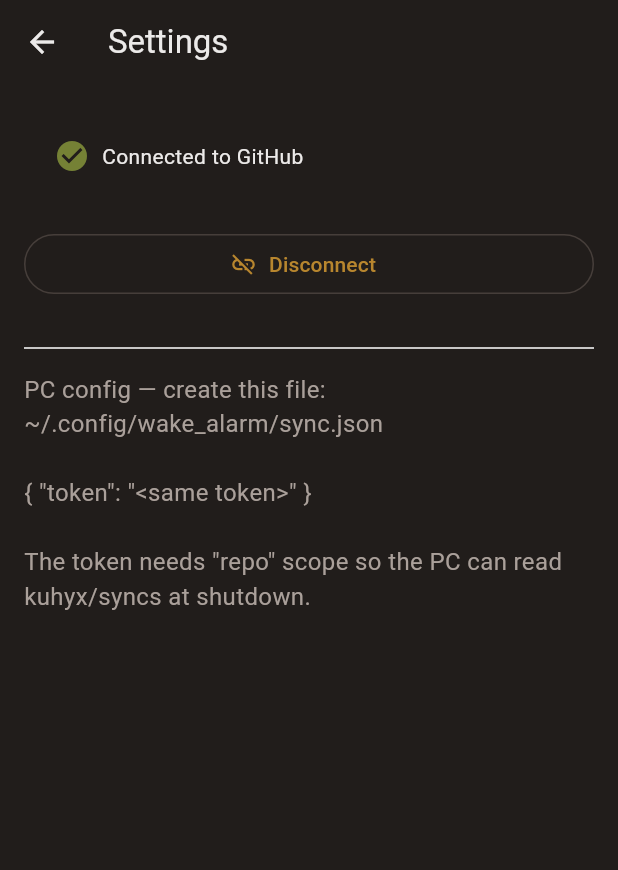
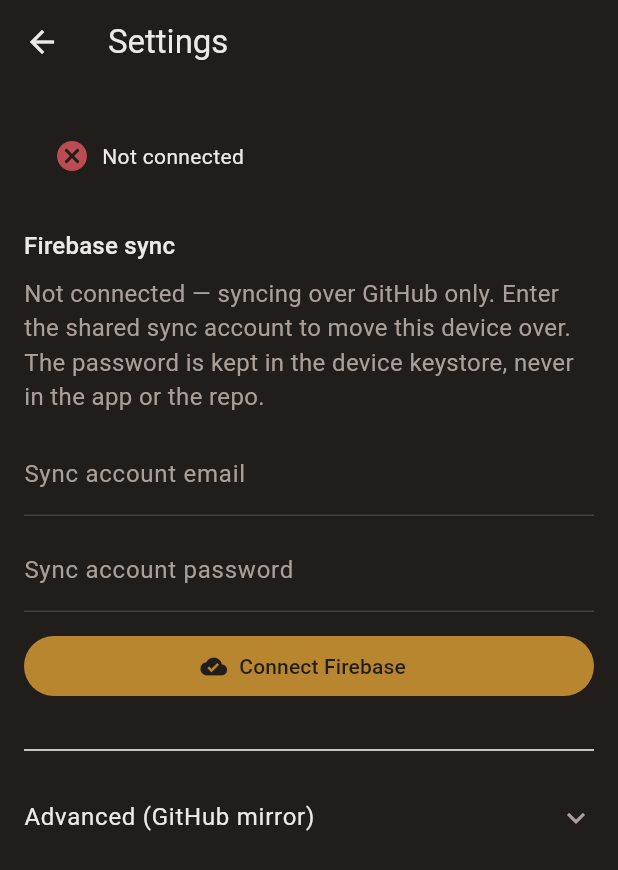
Before and after one commit to kuhyx/wake-alarm, a Flutter app: the screen it shows after launch, after a tap on the "settings" icon, on a phone screen of 412 x 824 dp. Shown: the top 870 px of the screen. Run offline on Flutter 3.47's test engine with Material 3 defaults, Android fonts, the phone set to English and light mode, and no system bars; our stand-ins replace flutter_secure_storage, shared_preferences; missing offline and left inert: android_intent_plus, crdt_sync.

Commit message:
Sync the phone's alarm through Firebase, mirroring to GitHub
Completes the cutover started on the PC side: phone_app was still pinned to
crdt_sync_dart-v0.2.0, so the Flutter half was writing only to GitHub even
though _sync.py had already moved.

pushWith() now takes a RemoteStore instead of a GitHubClient, so one call
serves Firebase, GitHub, or the MirrorStore that writes both; syncBackend()
picks which, and returns the bare GitHub client when this device has not been
set up for Firebase -- the normal cutover state, and also the rollback. The
remote path is byte-identical on both backends, so only the transport differs
and the PC's parse is untouched.

Settings gained the Firebase section that actually calls saveAccount(). Its
absence was the bug found in diet-guard: without it openFirebase() always
returned null, so the app was a Firebase no-op on real hardware no matter
what the tests said. Signing in happens immediately on Connect, so a wrong
password surfaces on-screen rather than as a silent failure at push time.

The three UI problems kuhy hit in diet-guard are avoided here rather than
repeated: GitHub is demoted into "Advanced (GitHub mirror)" instead of
sitting beside Firebase as a peer choice, the connected account renders as
read-only text with a Disconnect button rather than an empty-looking form,
and the status card reports the Firebase state it is actually reading.

Co-Authored-By: Claude Opus 5 (1M context) <noreply@anthropic.com>
Claude-Session: https://claude.ai/code/session_017FH32BgGQbQLDstBhR26Xa

```diff
--- a/phone_app/lib/screens/settings_screen.dart
+++ b/phone_app/lib/screens/settings_screen.dart
@@ -1,17 +1,21 @@
 import 'dart:async';
 
+import 'package:crdt_sync/crdt_sync.dart';
 import 'package:flutter/material.dart';
 import 'package:flutter/services.dart';
 import 'package:url_launcher/url_launcher.dart';
 
+import 'package:wake_alarm_sync/services/firebase_backend.dart';
 import 'package:wake_alarm_sync/services/github_device_auth.dart';
 import 'package:wake_alarm_sync/services/sync_settings.dart';
 import 'package:wake_alarm_sync/ui/theme.dart';
 
-/// Settings screen for the GitHub connection used to sync the alarm.
+/// Settings screen for the backends the alarm syncs through.
 ///
-/// The "Connect GitHub" button runs the OAuth device flow — the user
-/// enters a short code on github.com; no token pasting required.
+/// Firebase is the primary path: sign in once with the shared sync account,
+/// whose password is kept in the OS keystore. GitHub is only the cutover
+/// mirror, so its device-flow connection sits under "Advanced" rather than
+/// competing with Firebase as a visible choice.
 class SettingsScreen extends StatefulWidget {
   /// Creates a [SettingsScreen].
   const SettingsScreen({super.key});
@@ -22,6 +26,9 @@ class SettingsScreen extends StatefulWidget {
 
 class _SettingsScreenState extends State<SettingsScreen> {
   SyncSettings _settings = const SyncSettings(token: '');
+  final _emailController = TextEditingController();
+  final _passwordController = TextEditingController();
+  bool _firebaseConnected = false;
   bool _busy = false;
   String _status = '';
 
@@ -31,9 +38,68 @@ class _SettingsScreenState extends State<SettingsScreen> {
     unawaited(_load());
   }
 
+  @override
+  void dispose() {
+    _emailController.dispose();
+    _passwordController.dispose();
+    super.dispose();
+  }
+
   Future<void> _load() async {
     final s = await SyncSettings.load();
-    if (mounted) setState(() => _settings = s);
+    // Reflect a previously-stored account, so a returning user sees the real
+    // state instead of an empty form that looks unconfigured.
+    final account = await loadAccount();
+    if (!mounted) return;
+    if (account != null) _emailController.text = account.email;
+    setState(() {
+      _settings = s;
+      _firebaseConnected = account != null;
+    });
+  }
+
+  /// Stores the typed account and signs in immediately, so a typo surfaces
+  /// here rather than as a silent background failure at push time.
+  Future<void> _connectFirebase() async {
+    final email = _emailController.text.trim();
+    final password = _passwordController.text;
+    if (email.isEmpty || password.isEmpty) {
+      setState(() => _status = 'Enter the sync account email and password.');
+      return;
+    }
+    setState(() {
+      _busy = true;
+      _status = 'Signing in…';
+    });
+    await saveAccount(FirebaseAccount(email: email, password: password));
+    final client = await openFirebase();
+    if (!mounted) return;
+    if (client == null) {
+      await clearAccount();
+      setState(() {
+        _busy = false;
+        _firebaseConnected = false;
+        _status = 'Error: Firebase rejected that account.';
+      });
+      return;
+    }
+    _passwordController.clear();
+    setState(() {
+      _busy = false;
+      _firebaseConnected = true;
+      _status = 'Connected to Firebase.';
+    });
+  }
+
+  Future<void> _disconnectFirebase() async {
+    await clearAccount();
+    if (!mounted) return;
+    _emailController.clear();
+    _passwordController.clear();
+    setState(() {
+      _firebaseConnected = false;
+      _status = 'Firebase disconnected.';
+    });
   }
 
   Future<void> _connectGitHub() async {
@@ -96,30 +162,74 @@ class _SettingsScreenState extends State<SettingsScreen> {
           child: Column(
             crossAxisAlignment: CrossAxisAlignment.stretch,
             children: [
-              _StatusCard(connected: isConnected),
+              _StatusCard(connected: _firebaseConnected),
               const SizedBox(height: 16),
-              if (!isConnected)
-                ElevatedButton.icon(
-                  onPressed: _busy ? null : _connectGitHub,
+              Text(
+                'Firebase sync',
+                style: Theme.of(context).textTheme.titleMedium,
+              ),
+              const SizedBox(height: 8),
+              Text(
+                _firebaseConnected
+                    ? 'Connected. The alarm goes to Firebase first, and still '
+                          'mirrors to GitHub until every device has moved.'
+                    : 'Not connected — syncing over GitHub only. Enter the '
+                          'shared sync account to move this device over. The '
+                          'password is kept in the device keystore, never in '
+                          'the app or the repo.',
+                style: TextStyle(
+                  fontSize: 16,
+                  color: Theme.of(context).colorScheme.onSurfaceVariant,
+                ),
+              ),
+              const SizedBox(height: 12),
+              // Once connected the account is shown as read-only text: an
+              // editable email box beside an empty password box reads as
+              // "you still have to enter this", making a connected device
+              // look unconfigured.
+              if (_firebaseConnected)
+                Row(
+                  children: [
+                    const Icon(Icons.cloud_done, size: 20),
+                    const SizedBox(width: 8),
+                    Expanded(child: Text(_emailController.text)),
+                    TextButton(
+                      onPressed: _busy ? null : _disconnectFirebase,
+                      child: const Text('Disconnect'),
+                    ),
+                  ],
+                )
+              else ...[
+                TextField(
+                  controller: _emailController,
+                  keyboardType: TextInputType.emailAddress,
+                  autocorrect: false,
+                  decoration: const InputDecoration(
+                    labelText: 'Sync account email',
+                  ),
+                ),
+                const SizedBox(height: 8),
+                TextField(
+                  controller: _passwordController,
+                  obscureText: true,
+                  autocorrect: false,
+                  decoration: const InputDecoration(
+                    labelText: 'Sync account password',
+                  ),
+                ),
+                const SizedBox(height: 12),
+                FilledButton.icon(
+                  onPressed: _busy ? null : _connectFirebase,
                   icon: _busy
                       ? const SizedBox(
                           width: 18,
                           height: 18,
                           child: CircularProgressIndicator(strokeWidth: 2),
                         )
-                      : const Icon(Icons.link),
-                  label: const Text('Connect GitHub'),
-                  style: ElevatedButton.styleFrom(
-                    padding: const EdgeInsets.symmetric(vertical: 16),
-                    textStyle: const TextStyle(fontSize: 16),
+                      : const Icon(Icons.cloud_done),
+                  label: const Text('Connect Firebase'),
                 ),
-                )
-              else
-                OutlinedButton.icon(
-                  onPressed: _busy ? null : _disconnect,
-                  icon: const Icon(Icons.link_off),
-                  label: const Text('Disconnect'),
-                ),
+              ],
               const SizedBox(height: 16),
               if (_status.isNotEmpty)
                 Text(
@@ -133,19 +243,55 @@ class _SettingsScreenState extends State<SettingsScreen> {
                   ),
                 ),
               const Divider(height: 32),
+              // GitHub is the cutover mirror, not a choice: everything about
+              // it lives here so the primary path stays a single decision.
+              ExpansionTile(
+                title: const Text('Advanced (GitHub mirror)'),
+                tilePadding: EdgeInsets.zero,
+                childrenPadding: const EdgeInsets.only(bottom: 8),
+                children: [
+                  Align(
+                    alignment: Alignment.centerLeft,
+                    child: Text(
+                      isConnected
+                          ? 'Connected to GitHub.'
+                          : 'Not connected to GitHub.',
+                      style: TextStyle(
+                        fontSize: 16,
+                        color: Theme.of(context).colorScheme.onSurfaceVariant,
+                      ),
+                    ),
+                  ),
+                  const SizedBox(height: 12),
+                  if (!isConnected)
+                    ElevatedButton.icon(
+                      onPressed: _busy ? null : _connectGitHub,
+                      icon: const Icon(Icons.link),
+                      label: const Text('Connect GitHub'),
+                    )
+                  else
+                    OutlinedButton.icon(
+                      onPressed: _busy ? null : _disconnect,
+                      icon: const Icon(Icons.link_off),
+                      label: const Text('Disconnect GitHub'),
+                    ),
+                  const SizedBox(height: 16),
                   Text(
-                'PC config — create this file:\n'
+                    'PC config — the PC reads Firebase first and falls back '
+                    'to GitHub. For the GitHub fallback, create:\n'
                     '~/.config/wake_alarm/sync.json\n\n'
                     '{ "token": "<same token>" }\n\n'
                     'The token needs "repo" scope so the PC can read '
-                'kuhyx/syncs at shutdown.',
-                // Was 12px/Colors.grey — below the 16px reading floor (rule
-                // 20) and off-palette (rule 4); this is real setup
+                    'kuhyx/syncs.',
+                    // Was 12px/Colors.grey — below the 16px reading floor
+                    // (rule 20) and off-palette (rule 4); this is real setup
                     // instructions, not decorative chrome.
                     style: TextStyle(
                       fontSize: 16,
                       color: Theme.of(context).colorScheme.onSurfaceVariant,
                     ),
+                  ),
+                ],
               ),
             ],
           ),
@@ -178,7 +324,9 @@ class _StatusCard extends StatelessWidget {
             ),
             const SizedBox(width: 8),
             Expanded(
-              child: Text(connected ? 'Connected to GitHub' : 'Not connected'),
+              child: Text(
+                connected ? 'Connected to Firebase' : 'Not connected',
+              ),
             ),
           ],
         ),
--- a/phone_app/lib/services/alarm_sync_service.dart
+++ b/phone_app/lib/services/alarm_sync_service.dart
@@ -5,6 +5,7 @@ import 'package:crdt_sync/crdt_sync_io.dart';
 import 'package:http/http.dart' as http;
 import 'package:path/path.dart' as p;
 import 'package:path_provider/path_provider.dart';
+import 'package:wake_alarm_sync/services/firebase_backend.dart';
 
 /// The alarm time this device holds, as read from or written to the store.
 typedef Alarm = ({int hour, int minute});
@@ -14,12 +15,15 @@ typedef Alarm = ({int hour, int minute});
 ///
 /// The phone is the **sole writer**: it stores the chosen alarm locally in a
 /// [LogStore] (one HLC-stamped [Record], id [_recordId]) and pushes that log
-/// to `wake-alarm-sync/devices/phone/alarm.json` in the private `kuhyx/syncs`
-/// repo — the same "GitHub as dumb file storage under `devices/<id>/`" layout
-/// diet_guard's app and the workout app already use. The PC side
-/// (`shutdown-wrapper.sh`) is read-only: it fetches that file at shutdown to
-/// set `rtcwake`. There is no pull/merge: the phone is the only writer, so its
-/// local store is always the source of truth.
+/// to `wake-alarm-sync/devices/phone/alarm.json` — Firebase first, mirrored
+/// to the private `kuhyx/syncs` repo during the cutover (see [syncBackend]).
+/// The path is deliberately identical on both backends, so only the transport
+/// differs.
+///
+/// The PC side is read-only (`wake_alarm/_sync.py`, which tries Firebase then
+/// GitHub, caching the result for `shutdown-wrapper.sh`). There is no
+/// pull/merge here: the phone is the only writer, so its local store is
+/// always the source of truth.
 class AlarmSyncService {
   /// Wraps an already-loaded log store.
   AlarmSyncService(this._store);
@@ -81,20 +85,29 @@ class AlarmSyncService {
     );
   }
 
-  /// Pushes the local alarm log to `kuhyx/syncs` using [client].
-  Future<void> pushWith(GitHubClient client) => client.putFileText(
+  /// Pushes the local alarm log using [client].
+  ///
+  /// Takes a [RemoteStore] rather than a `GitHubClient` so the same call
+  /// serves Firebase, GitHub, or the [MirrorStore] that writes both — the
+  /// backend is chosen once, in [syncBackend].
+  Future<void> pushWith(RemoteStore client) => client.putFileText(
     _remotePath,
     logToJson(_store.snapshot()),
     message: 'wake_alarm_sync: update alarm',
   );
 
-  /// Pushes using a [token]-authenticated client for the fixed repo.
-  Future<void> push(String token, {http.Client? httpClient}) => pushWith(
-    GitHubClient(
+  /// Pushes to Firebase when this device is set up for it, mirroring to
+  /// GitHub during the cutover; to GitHub alone when it is not.
+  ///
+  /// [token] still authenticates the GitHub half, so an un-migrated phone
+  /// behaves exactly as before.
+  Future<void> push(String token, {http.Client? httpClient}) async {
+    final github = GitHubClient(
       owner: owner,
       repo: repo,
       token: token,
       httpClient: httpClient,
-    ),
-  );
+    );
+    await pushWith(await syncBackend(github));
+  }
 }
--- /dev/null
+++ b/phone_app/lib/services/firebase_backend.dart
@@ -0,0 +1,105 @@
+/// Wiring for the Firebase backend, during and after the GitHub cutover.
+///
+/// Split by what is safe to publish, because this repo is public:
+///
+/// * [kProject] holds the Web API key and database URL. Both are public
+///   identifiers that already ship inside the APK; the security rules, not
+///   their secrecy, are what protect the data.
+/// * The account email and password are entered once per device and kept in
+///   the OS keystore, next to the GitHub token this app already stores there.
+///
+/// Nothing here reads `~/.config/crdt-sync/` — that is the desktop/Python
+/// half (`wake_alarm/_sync.py`). On Android there is no such file.
+library;
+
+import 'package:crdt_sync/crdt_sync.dart';
+import 'package:flutter_secure_storage/flutter_secure_storage.dart';
+
+/// The shared `kuhy-syncs` project.
+///
+/// `databaseUrl` is the **regional** host. The plain `*.firebaseio.com` form
+/// answers 404 with a `correctUrl` body rather than an obvious error, which
+/// reads like an auth failure and wastes a debugging session.
+const kProject = FirebaseProject(
+  apiKey: 'AIzaSyCF_sA3xCMehAYXK8eND-rAygb9NXXW_8E',
+  databaseUrl:
+      'https://kuhy-syncs-default-rtdb.europe-west1.firebasedatabase.app',
+);
+
+/// Same options the GitHub token uses: off Android's deprecated
+/// `encryptedSharedPreferences` path, and libsecret on Linux.
+const _secure = FlutterSecureStorage();
+
+// Everything below reaches the OS keystore through a platform channel, which
+// `flutter test` has no binding for. The logic these wrap (parsing, the
+// public/private split, sign-in) lives in `crdt_sync` and is covered there at
+// 100%; what is left here is the two-line adapter.
+// coverage:ignore-start
+
+/// The keystore-backed home for the Firebase refresh token.
+SecureCredentialStore credentialStore() => SecureCredentialStore(
+  read: (key) => _secure.read(key: key),
+  write: (key, value) => _secure.write(key: key, value: value),
+  delete: (key) => _secure.delete(key: key),
+);
+
+/// Reads the per-device account, or null when sync has not been set up.
+Future<FirebaseAccount?> loadAccount() async {
+  try {
+    return FirebaseAccount.tryParse(
+      await _secure.read(key: kFirebaseAccountKey),
+    );
+  } on Object {
+    // No secret service available: behave as "not configured" rather than
+    // crashing the settings screen.
+    return null;
+  }
+}
+
+/// Stores the per-device account. Keystore only — never prefs, never source.
+Future<void> saveAccount(FirebaseAccount account) =>
+    _secure.write(key: kFirebaseAccountKey, value: account.toJsonString());
+
+/// Forgets the account and any cached session.
+Future<void> clearAccount() async {
+  await _secure.delete(key: kFirebaseAccountKey);
+  await credentialStore().clear();
+}
+
+/// Returns a signed-in Firebase client, or null when not configured.
+///
+/// Signs in with the stored password only when there is no cached refresh
+/// token, so the usual path costs no authentication round trip.
+Future<FirebaseRestClient?> openFirebase() async {
+  final account = await loadAccount();
+  if (account == null) return null;
+  try {
+    return await firebaseClientFor(
+      config: kProject.configFor(account.email),
+      store: credentialStore(),
+      password: account.password,
+    );
+  } on Object {
+    // Unreachable keystore or a rejected sign-in must not fail the push: the
+    // app keeps syncing over GitHub, exactly as before the cutover.
+    // Broader than Exception because an uninitialised platform binding
+    // raises a FlutterError, which is an Error.
+    return null;
+  }
+}
+
+// coverage:ignore-end
+
+/// Wraps [github] so Firebase is primary and GitHub is kept as a mirror.
+///
+/// Returns [github] unchanged when this device has not been set up for
+/// Firebase — a normal state during the cutover, not an error, and also the
+/// rollback. The PC reads whichever backend answers first
+/// (`_fetch_firebase_alarm() or _fetch_github_alarm()`), so a phone that has
+/// not moved yet still reaches it.
+Future<RemoteStore> syncBackend(RemoteStore github) async {
+  final firebase = await openFirebase();
+  return firebase == null
+      ? github
+      : MirrorStore(primary: firebase, mirror: github);
+}
--- a/phone_app/pubspec.yaml
+++ b/phone_app/pubspec.yaml
@@ -12,7 +12,7 @@ dependencies:
   crdt_sync:
     git:
       url: https://github.com/kuhyx/utils
-      ref: crdt_sync_dart-v0.2.0
+      ref: crdt_sync_dart-v0.6.0
       path: crdt_sync_dart
   cupertino_icons: ^1.0.8
   flutter:
```
Also changed, not shown: phone_app/pubspec.lock. Lines whose indentation alone changed are shown as unchanged.
